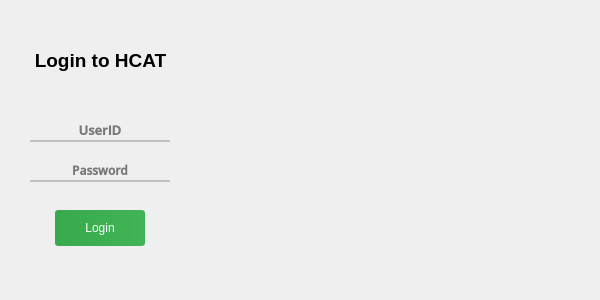
This is login.ui in hsn8086/hcat-client_qt5_test as Qt 5 draws it before an edit. The edited form follows.
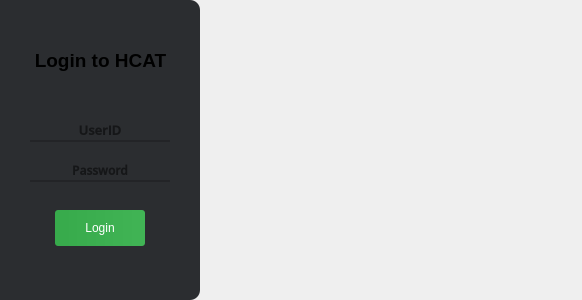
This is the edited form. Icons and pictures are not drawn.

Commit message: 更新ui

The edit to the form file:
```diff
--- a/login.ui
+++ b/login.ui
@@ -9,7 +9,7 @@
    <rect>
     <x>0</x>
     <y>0</y>
-    <width>600</width>
+    <width>582</width>
     <height>300</height>
    </rect>
   </property>
@@ -31,9 +31,9 @@
   <widget class="QLabel" name="label">
    <property name="geometry">
     <rect>
-     <x>0</x>
+     <x>-20</x>
      <y>0</y>
-     <width>200</width>
+     <width>220</width>
      <height>300</height>
     </rect>
    </property>
@@ -41,7 +41,8 @@
     <bool>false</bool>
    </property>
    <property name="styleSheet">
-    <string notr="true">background-color: rgba(0,0,0,0);</string>
+    <string notr="true">background-color: rgba(43, 45, 48, 255);
+border-radius: 10px;</string>
    </property>
    <property name="text">
     <string/>
@@ -50,9 +51,9 @@
   <widget class="QLabel" name="label_2">
    <property name="geometry">
     <rect>
-     <x>200</x>
+     <x>180</x>
      <y>0</y>
-     <width>400</width>
+     <width>401</width>
      <height>300</height>
     </rect>
    </property>
@@ -215,6 +216,29 @@
     <string>Login</string>
    </property>
   </widget>
+  <widget class="QLabel" name="label_info">
+   <property name="geometry">
+    <rect>
+     <x>0</x>
+     <y>250</y>
+     <width>201</width>
+     <height>20</height>
+    </rect>
+   </property>
+   <property name="text">
+    <string/>
+   </property>
+   <property name="alignment">
+    <set>Qt::AlignCenter</set>
+   </property>
+  </widget>
+  <zorder>label_2</zorder>
+  <zorder>label</zorder>
+  <zorder>lineEdit_UserId</zorder>
+  <zorder>label_3</zorder>
+  <zorder>lineEdit_Password</zorder>
+  <zorder>pushButton_Login</zorder>
+  <zorder>label_info</zorder>
  </widget>
  <resources>
   <include location="pic-login.qrc"/>
```
The commit also changes 1 other file.
